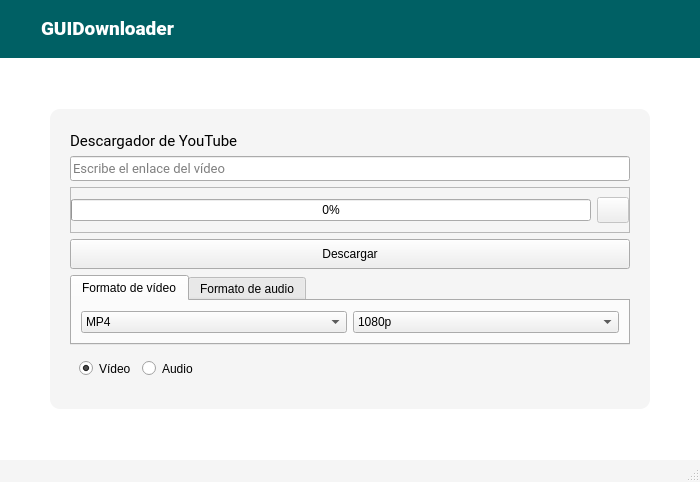
Above: app/ui/MainWindow.ui from caicesardev/GUIDownloader before the change. Below: the same form after it.
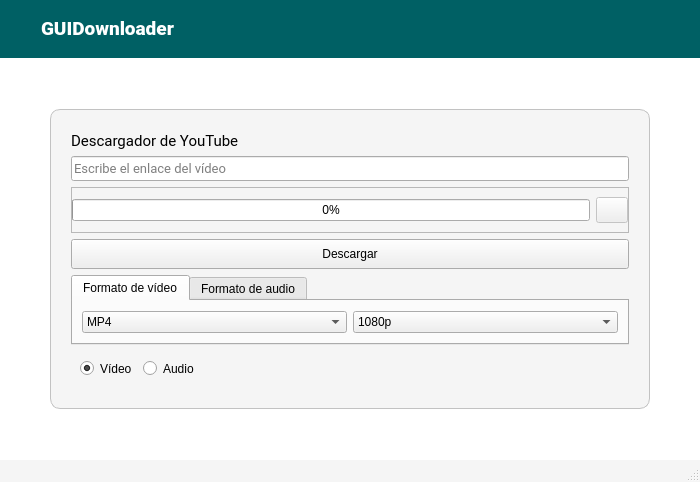
That is the form after the change. Icons and pictures are not drawn.

Diff of the .ui file:
```diff
--- a/app/ui/MainWindow.ui
+++ b/app/ui/MainWindow.ui
@@ -302,7 +302,7 @@
              </size>
             </property>
             <property name="styleSheet">
-             <string notr="true">QFrame#container_frame{background: whitesmoke; border-radius: 10px;}</string>
+             <string notr="true">QFrame#container_frame{background: whitesmoke; border: 1px solid #c2c2c2; border-radius: 10px;}</string>
             </property>
             <property name="frameShape">
              <enum>QFrame::StyledPanel</enum>
```
